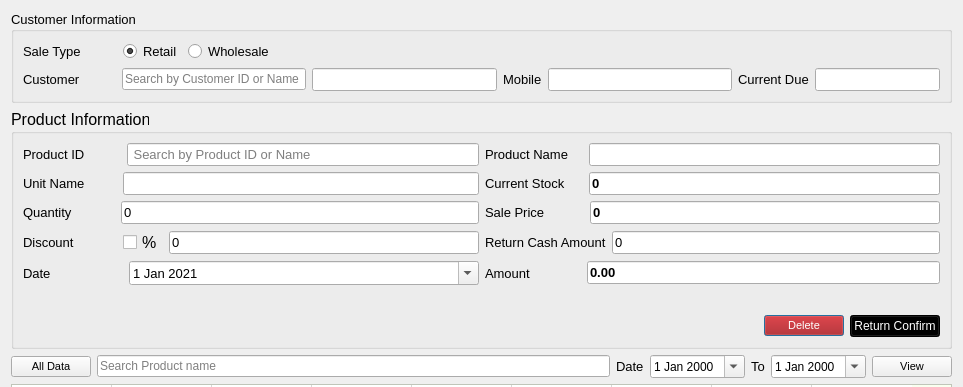
ansarul543/pos-inventory, file ui/customerreturn.ui: the form before one commit; both pictures show x 0 to 963 and y 0 to 387 of the 963 by 556 pixel window.
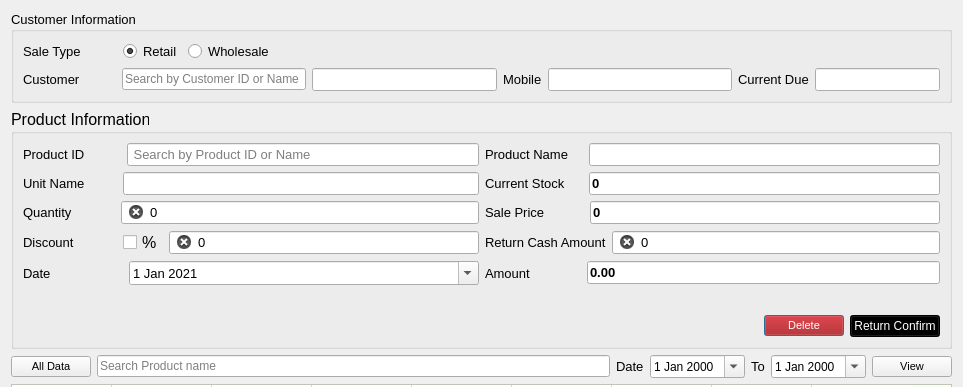
The form after the commit.

```diff
--- a/ui/customerreturn.ui
+++ b/ui/customerreturn.ui
@@ -352,6 +352,9 @@
           <property name="text">
            <string>0</string>
           </property>
+          <property name="clearButtonEnabled">
+           <bool>true</bool>
+          </property>
          </widget>
         </item>
        </layout>
@@ -432,6 +435,9 @@
           <property name="readOnly">
            <bool>false</bool>
           </property>
+          <property name="clearButtonEnabled">
+           <bool>true</bool>
+          </property>
          </widget>
         </item>
        </layout>
@@ -466,6 +472,9 @@
           <property name="readOnly">
            <bool>false</bool>
           </property>
+          <property name="clearButtonEnabled">
+           <bool>true</bool>
+          </property>
          </widget>
         </item>
        </layout>
```
Left out of the diff: 9 changed lines with no effect on the pictures.
